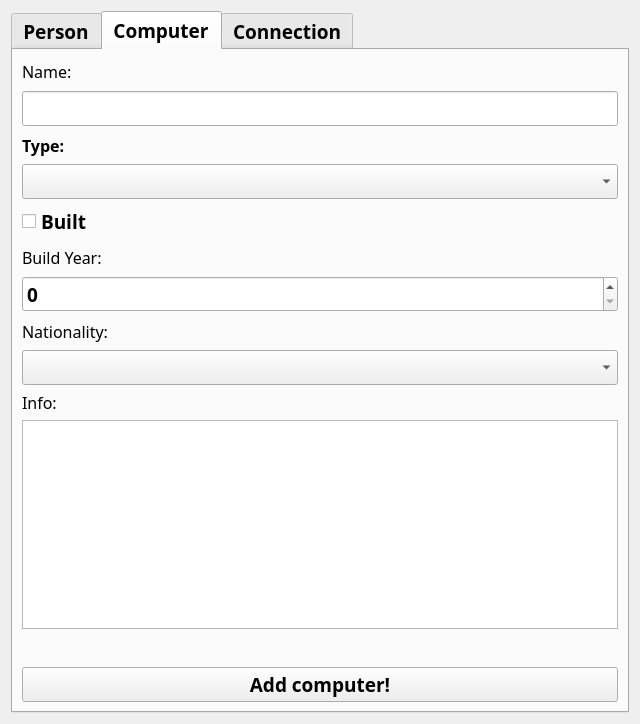
This is additem.ui in Fanarito/VLN1 as Qt 5 draws it before an edit. The edited form follows.
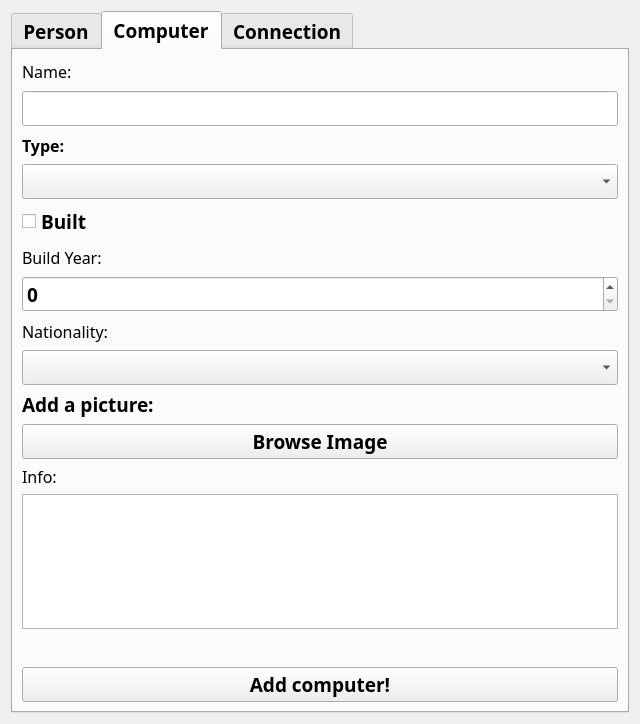
This is the edited form. The open tabs and pages were chosen to show the change.

Commit message: Lots of add image code

Diff of the .ui file:
```diff
--- a/additem.ui
+++ b/additem.ui
@@ -406,6 +406,20 @@
        <item>
         <widget class="QComboBox" name="AddComputerNationalityDropdown"/>
        </item>
+       <item>
+        <widget class="QLabel" name="label">
+         <property name="text">
+          <string>Add a picture:</string>
+         </property>
+        </widget>
+       </item>
+       <item>
+        <widget class="QPushButton" name="BrowseImageComputerButton">
+         <property name="text">
+          <string>Browse Image</string>
+         </property>
+        </widget>
+       </item>
        <item>
         <widget class="QLabel" name="label_12">
          <property name="font">
```
Left out of the diff: 2 changed lines with no effect on the pictures. The commit also changes 6 other files.
